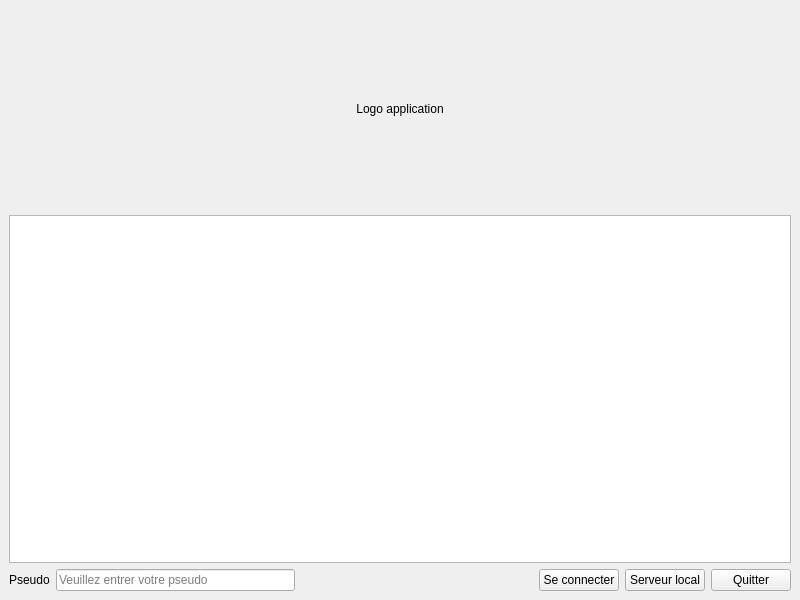
This is assets/ecran_connexion.ui in NightlySide/La-Bataille-Brestoise as Qt 5 draws it before an edit. The edited form follows.
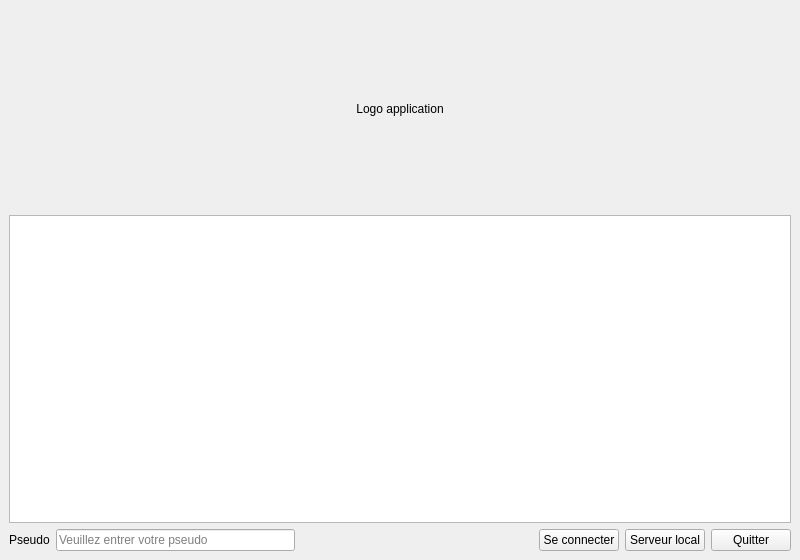
This is the edited form.

Commit message: Ajout vidéo sur l'écran de connexion

Patch:
```diff
--- a/assets/ecran_connexion.ui
+++ b/assets/ecran_connexion.ui
@@ -7,7 +7,7 @@
     <x>0</x>
     <y>0</y>
     <width>800</width>
-    <height>600</height>
+    <height>560</height>
    </rect>
   </property>
   <property name="windowTitle">
@@ -39,6 +39,12 @@
     </item>
     <item>
      <widget class="QListWidget" name="server_list">
+      <property name="minimumSize">
+       <size>
+        <width>0</width>
+        <height>300</height>
+       </size>
+      </property>
       <property name="layoutDirection">
        <enum>Qt::LeftToRight</enum>
       </property>
```
Left out of the diff: 2 changed lines with no effect on the pictures. The commit also changes 3 other files.
